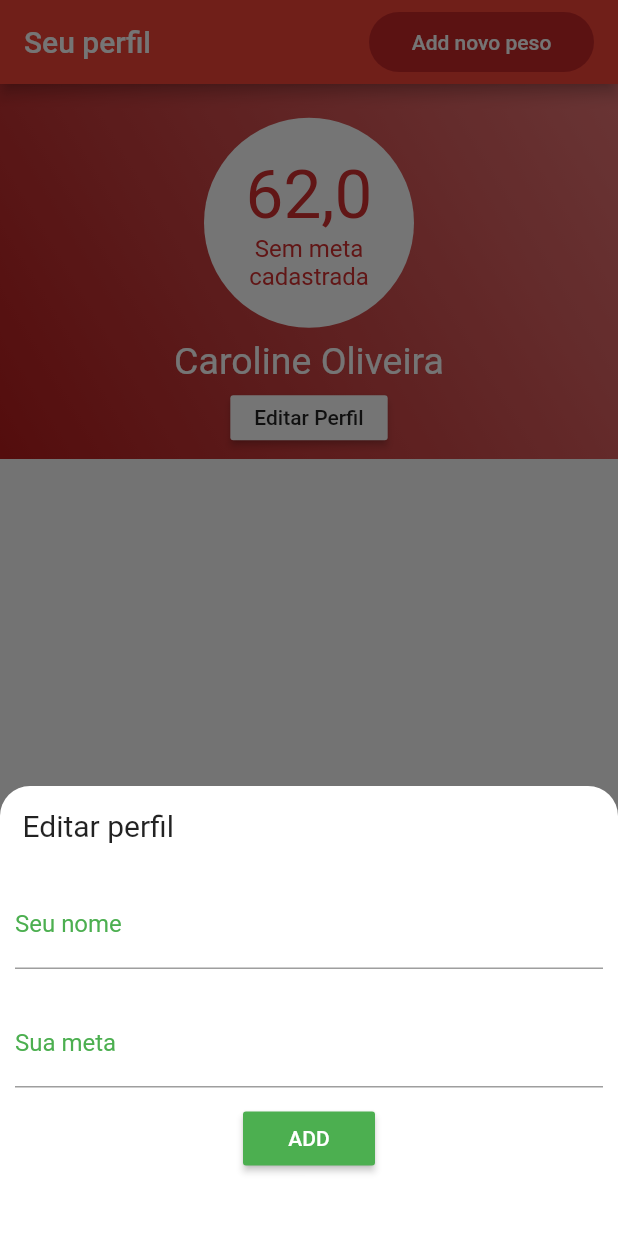
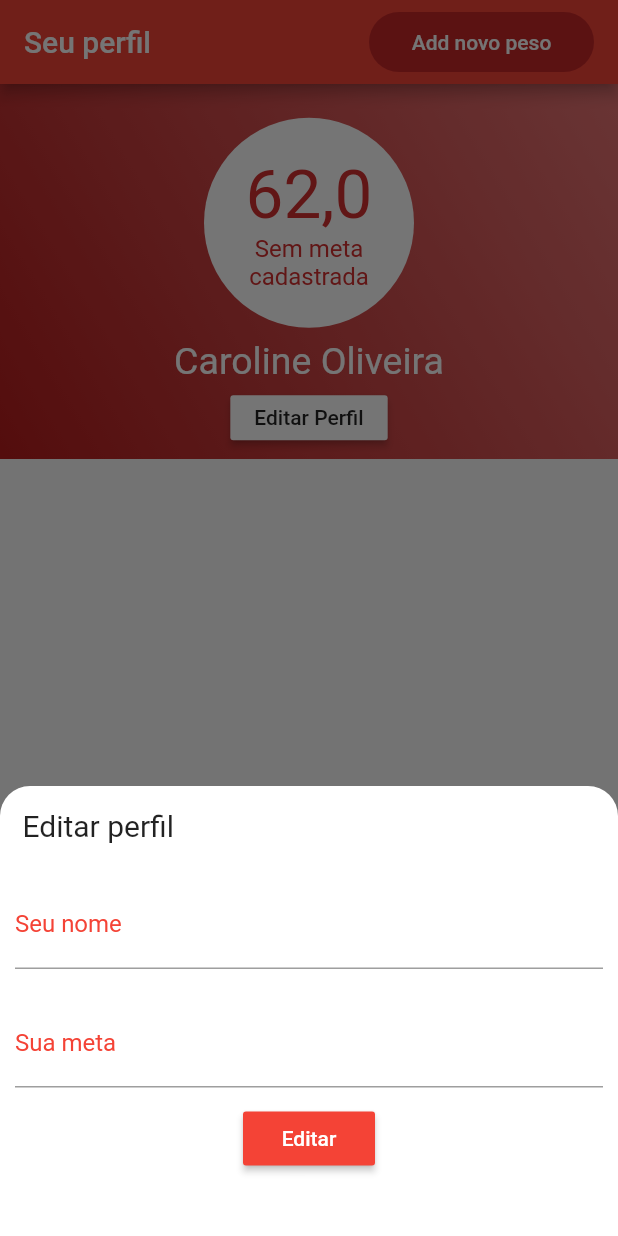
Before and after one commit to LucssCarvalho/less_weight, a Flutter app: the screen it shows after launch, tab 2 chosen, after a tap on "Editar Perfil", on a phone screen of 412 x 824 dp. Run offline on Flutter 3.47's test engine with Material 2 defaults, Android fonts, the phone set to English and light mode, and no system bars; our stand-ins replace date_format.

Commit message:
update colors

```diff
--- a/lib/edit_profile.dart
+++ b/lib/edit_profile.dart
@@ -22,11 +22,6 @@ class _EditProfileState extends State<EditProfile> {
   @override
   void initState() {
     super.initState();
-    _readData().then((data) {
-      setState(() {
-        _profileList = json.decode(data);
-      });
-    });
   }
 
   @override
@@ -67,7 +62,7 @@ class _EditProfileState extends State<EditProfile> {
                         decoration: InputDecoration(
                           labelText: "Seu nome",
                           labelStyle: TextStyle(
-                            color: Colors.green,
+                            color: Colors.red,
                           ),
                         ),
                       ),
@@ -80,16 +75,18 @@ class _EditProfileState extends State<EditProfile> {
                         decoration: InputDecoration(
                           labelText: "Sua meta",
                           labelStyle: TextStyle(
-                            color: Colors.green,
+                            color: Colors.red,
                           ),
                         ),
                       ),
                     ),
                     RaisedButton(
-                        color: Colors.green,
-                        child: Text('ADD'),
+                        color: Colors.red,
+                        child: Text('Editar'),
                         textColor: Colors.white,
-                        onPressed: _addTodo),
+                        onPressed: () {
+                          setState(() {});
+                        }),
                   ],
                 ),
               ),
@@ -99,39 +96,4 @@ class _EditProfileState extends State<EditProfile> {
       ),
     );
   }
-
-  void _addTodo() {
-    if (_nameController.text.isEmpty) return;
-    setState(() {
-      Map<String, dynamic> newTodo = Map();
-      newTodo["weight"] = _nameController.text;
-      _nameController.text = "";
-      newTodo["goal"] = _goalController.text;
-      newTodo["data"] = formatDate(
-          DateTime.now(), [dd, '/', mm, '/', yyyy, ' | ', HH, ':', nn]);
-
-      _saveData();
-      Navigator.pop(context);
-    });
-  }
-
-  Future<File> _getFile() async {
-    final directory = await getApplicationDocumentsDirectory();
-    return File("${directory.path}/data.json");
-  }
-
-  Future<File> _saveData() async {
-    String data = json.encode(_profileList);
-    final file = await _getFile();
-    return file.writeAsString(data);
-  }
-
-  Future<String> _readData() async {
-    try {
-      final file = await _getFile();
-      return file.readAsString();
-    } catch (e) {
-      return null;
-    }
-  }
 }
```
